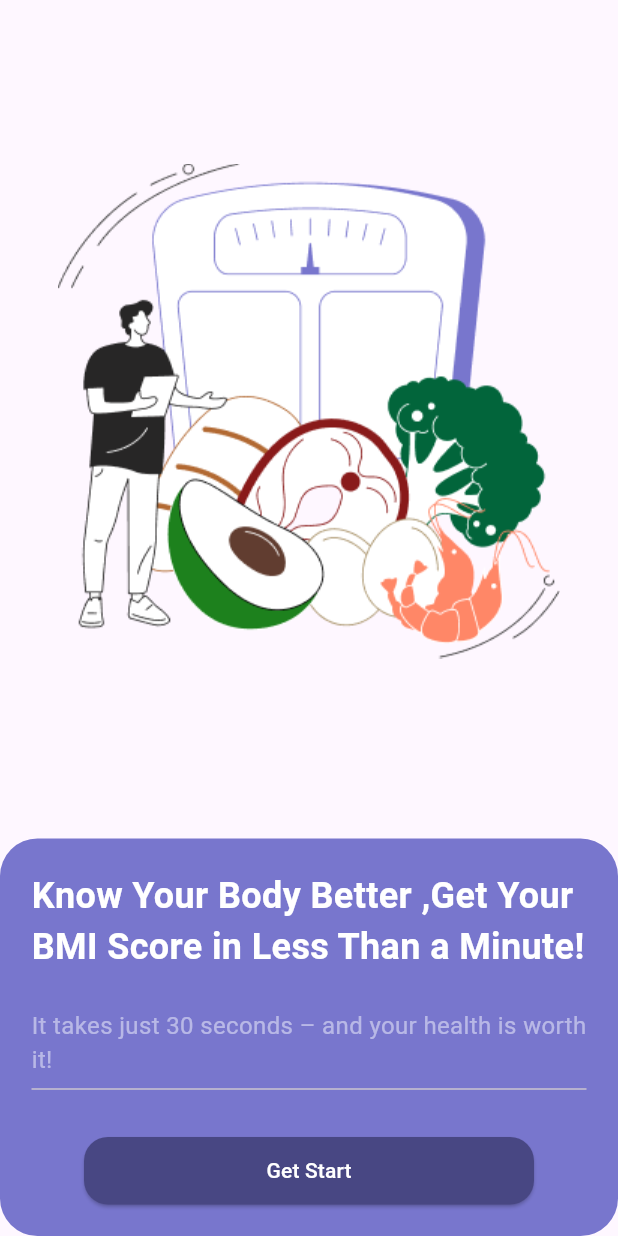
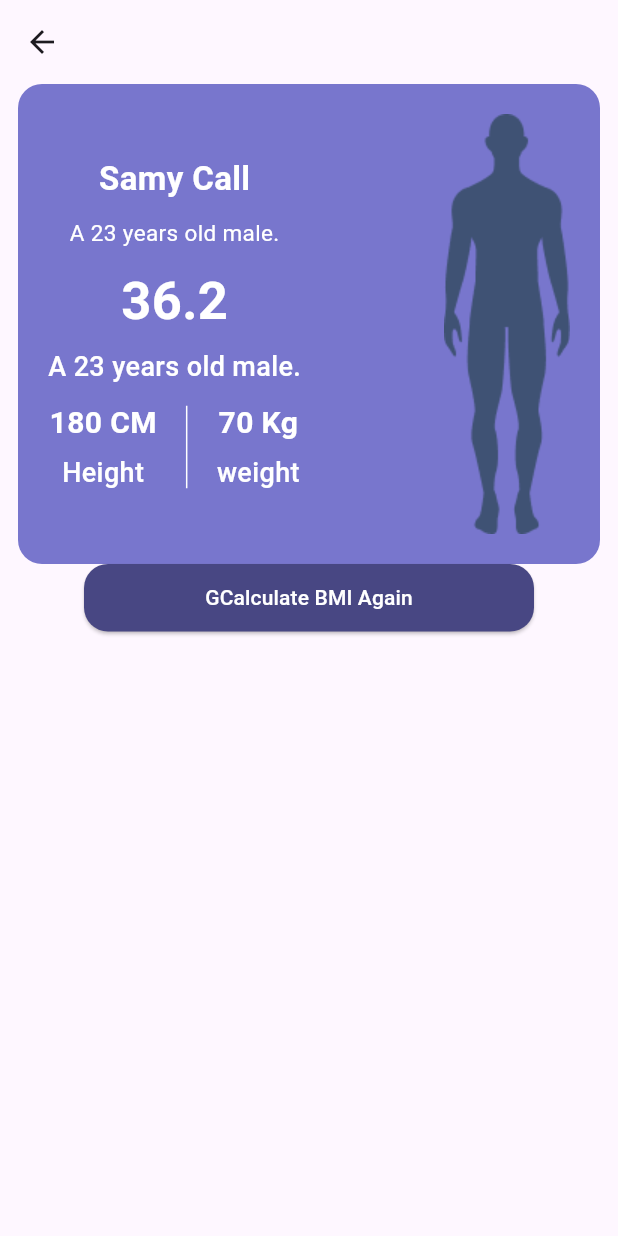
Before and after one commit to MohammedEmadSelim/bmi, a Flutter app: the screen it shows after launch, after a tap on "Get Start", on a phone screen of 412 x 824 dp. Run offline on Flutter 3.47's test engine with Material 3 defaults, Android fonts, the phone set to English and light mode, and no system bars.

Commit message:
first part of result screen

```diff
--- a/lib/main.dart
+++ b/lib/main.dart
@@ -1,5 +1,7 @@
 import 'package:bmi/core/theme/colors.dart';
 import 'package:flutter/material.dart';
+
+import 'view/onboarding_screen.dart';
 
 void main() {
   runApp(const MyApp());
@@ -35,75 +37,3 @@ class MyApp extends StatelessWidget {
     );
   }
 }
-
-class OnBoarding extends StatelessWidget {
-  @override
-  Widget build(BuildContext context) {
-    // TODO: implement build
-    return Scaffold(
-      appBar: AppBar(),
-      body: Column(
-        mainAxisAlignment: MainAxisAlignment.end,
-
-        crossAxisAlignment: CrossAxisAlignment.center,
-        children: [
-          Image.asset('assets/images/first_img.png'),
-          SizedBox(height: 120),
-          Container(
-            decoration: BoxDecoration(
-              color: AppColors.primary,
-              borderRadius: BorderRadius.circular(25),
-            ),
-            child: Padding(
-              padding: EdgeInsets.all(21),
-              child: Column(
-                children: [
-                  Text(
-                    'Know Your Body Better ,Get Your BMI Score in Less Than a Minute!',
-                    style: TextStyle(
-                      fontWeight: FontWeight.w700,
-                      fontSize: 24,
-                      color: AppColors.white,
-                    ),
-                  ),
-                  SizedBox(height: 24),
-                  Text(
-                    'It takes just 30 seconds – and your health is worth it!',
-                    style: TextStyle(
-                      fontWeight: FontWeight.w400,
-                      fontSize: 16,
-                      color: AppColors.greyWhite,
-                    ),
-                  ),
-                  Divider(),
-                  SizedBox(height: 24),
-                  SizedBox(
-                    width: 300,
-                    height: 45,
-                    child: ElevatedButton(
-                      onPressed: () {},
-                      child: Text(
-                        "Get Start",
-                        style: TextStyle(color: Colors.white),
-                      ),
-
-                      style: ElevatedButton.styleFrom(
-                        shape: RoundedRectangleBorder(
-                          borderRadius: BorderRadius.circular(
-                            16,
-                          ), // Adjust the radius here
-                        ),
-
-                        backgroundColor: AppColors.darkPurple,
-                      ),
-                    ),
-                  ),
-                ],
-              ),
-            ),
-          ),
-        ],
-      ),
-    );
-  }
-}
--- /dev/null
+++ b/lib/view/onboarding_screen.dart
@@ -0,0 +1,82 @@
+
+
+import 'package:bmi/core/theme/colors.dart';
+import 'package:flutter/material.dart';
+
+import 'result_screen.dart';
+
+class OnBoarding extends StatelessWidget {
+  @override
+  Widget build(BuildContext context) {
+    // TODO: implement build
+    return Scaffold(
+      appBar: AppBar(),
+      body: Column(
+        mainAxisAlignment: MainAxisAlignment.end,
+        crossAxisAlignment: CrossAxisAlignment.center,
+        children: [
+          Image.asset('assets/images/first_img.png'),
+          SizedBox(height: 120),
+          Container(
+            decoration: BoxDecoration(
+              color: AppColors.primary,
+              borderRadius: BorderRadius.circular(25),
+            ),
+            child: Padding(
+              padding: EdgeInsets.all(21),
+              child: Column(
+                children: [
+                  Text(
+                    'Know Your Body Better ,Get Your BMI Score in Less Than a Minute!',
+                    style: TextStyle(
+                      fontWeight: FontWeight.w700,
+                      fontSize: 24,
+                      color: AppColors.white,
+                    ),
+                  ),
+                  SizedBox(height: 24),
+                  Text(
+                    'It takes just 30 seconds – and your health is worth it!',
+                    style: TextStyle(
+                      fontWeight: FontWeight.w400,
+                      fontSize: 16,
+                      color: AppColors.greyWhite,
+                    ),
+                  ),
+                  Divider(),
+                  SizedBox(height: 24),
+                  SizedBox(
+                    width: 300,
+                    height: 45,
+                    child: ElevatedButton(
+                      onPressed: () {
+                        /// navigate to mew screen
+
+
+                        Navigator.of(context).push(MaterialPageRoute(
+                          builder: (context) => ResultScreen(),));
+                      },
+                      style: ElevatedButton.styleFrom(
+                        shape: RoundedRectangleBorder(
+                          borderRadius: BorderRadius.circular(
+                            16,
+                          ), // Adjust the radius here
+                        ),
+
+                        backgroundColor: AppColors.darkPurple,
+                      ),
+                      child: Text(
+                        "Get Start",
+                        style: TextStyle(color: Colors.white),
+                      ),
+                    ),
+                  ),
+                ],
+              ),
+            ),
+          ),
+        ],
+      ),
+    );
+  }
+}
--- /dev/null
+++ b/lib/view/result_screen.dart
@@ -0,0 +1,181 @@
+import 'package:bmi/core/theme/colors.dart';
+import 'package:flutter/material.dart';
+
+class ResultScreen extends StatelessWidget {
+  const ResultScreen({super.key});
+
+  @override
+  Widget build(BuildContext context) {
+    return Scaffold(
+      appBar: AppBar(),
+      body: Padding(
+        padding: const EdgeInsets.symmetric(horizontal: 12.0),
+        child: Column(
+          children: [
+            Container(
+              padding: EdgeInsets.all(20),
+              decoration: BoxDecoration(
+                color: AppColors.primary,
+                borderRadius: BorderRadius.circular(16)
+              ),
+              child: Row(
+                mainAxisAlignment: MainAxisAlignment.spaceBetween,
+                children: [
+                  Column(
+                    children: [
+                      Row(
+                        children: [
+                          Column(
+                            children: [
+                              Text(
+                                "Samy Call",
+                                style: TextStyle(
+                                  color: AppColors.white,
+
+                                  fontSize: 22,
+
+                                  fontWeight: FontWeight.w700,
+                                ),
+                              ),
+                              SizedBox(height: 10,),
+                              Text(
+                                "A 23 years old male.",
+                                style: TextStyle(
+                                  color: AppColors.white,
+                                  fontSize: 15,
+
+                                  fontWeight: FontWeight.w400,
+                                ),
+                              ),
+                            ],
+                          ),
+                        ],
+                      ),
+                      SizedBox(height: 10,),
+                      Row(
+                        children: [
+                          Column(
+                            children: [
+                              Text(
+                                "36.2",
+                                style: TextStyle(
+                                  color: AppColors.white,
+
+                                  fontSize: 35,
+
+                                  fontWeight: FontWeight.w700,
+                                ),
+                              ),
+                              SizedBox(height: 6,),
+                              Text(
+                                "A 23 years old male.",
+                                style: TextStyle(
+                                  color: AppColors.white,
+                                  fontSize: 18,
+
+                                  fontWeight: FontWeight.w500,
+                                ),
+                              ),
+                            ],
+                          ),
+                        ],
+                      ),
+                      SizedBox(height: 10,),
+                      Row(
+                        children: [
+
+                          Column(
+                            children: [
+                              Text(
+                                "180 CM",
+                                style: TextStyle(
+                                  color: AppColors.white,
+
+                                  fontSize: 20,
+
+                                  fontWeight: FontWeight.w700,
+                                ),                              ),
+                              SizedBox(height: 6,),
+                              Text(
+                                "Height",
+                                style: TextStyle(
+                                  color: AppColors.white,
+                                  fontSize: 18,
+
+                                  fontWeight: FontWeight.w500,
+                                ),
+                              ),
+                            ],
+                          ),
+                          SizedBox(width: 12,),
+                          SizedBox(
+                            height: 55,
+                            child: VerticalDivider(
+                              color: AppColors.white,
+                            ),
+                          ),
+                          SizedBox(width: 12,),
+                          Column(
+                            children: [
+                              Text(
+                                "70 Kg",
+                                style: TextStyle(
+                                  color: AppColors.white,
+
+                                  fontSize: 20,
+
+                                  fontWeight: FontWeight.w700,
+                                ),                              ),
+                              SizedBox(height: 6,),
+                              Text(
+                                "weight",
+                                style: TextStyle(
+                                  color: AppColors.white,
+                                  fontSize: 18,
+
+                                  fontWeight: FontWeight.w500,
+                                ),
+                              ),
+                            ],
+                          ),
+                        ],
+                      ),
+                    ],
+                  ),
+                  Image.asset('assets/images/Vector.png'),
+                ],
+              ),
+            ),
+            Container(),
+            SizedBox(
+              width: 300,
+              height: 45,
+              child: ElevatedButton(
+                onPressed: () {
+                  /// navigate to mew screen
+
+                  Navigator.of(
+                    context,
+                  ).push(MaterialPageRoute(builder: (context) => ResultScreen()));
+                },
+                style: ElevatedButton.styleFrom(
+                  shape: RoundedRectangleBorder(
+                    borderRadius: BorderRadius.circular(
+                      16,
+                    ), // Adjust the radius here
+                  ),
+
+                  backgroundColor: AppColors.darkPurple,
+                ),
+                child: Text(
+                  "GCalculate BMI Again",
+                  style: TextStyle(color: Colors.white),
+                ),
+              ),
+            ),
+          ],
+        ),
+      ),
+    );
+  }
+}
```
Also changed, not shown: assets/images/Vector.png (added).
